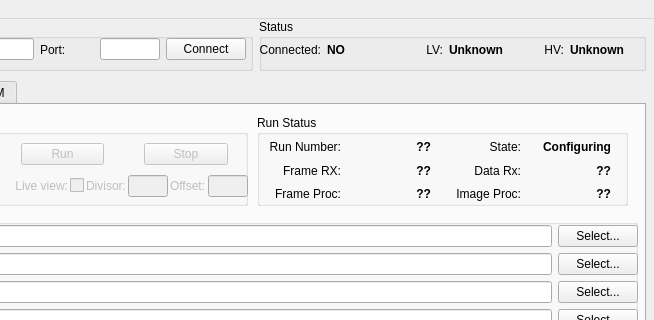
This is python/src/LpdFemGui/LpdFemGuiMainWindow.ui in stfc-aeg/lpd-detector as Qt 5 draws it before an edit; both pictures show x 145 to 799 and y 0 to 320 of the 799 by 792 pixel window. The edited form follows.
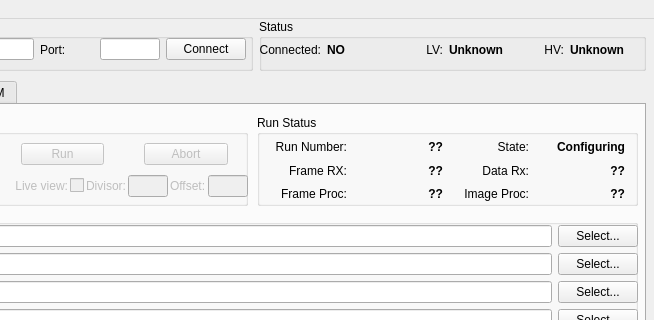
This is the edited form.

Commit message: Partial implementation of abort run mechanism

Patch:
```diff
--- a/python/src/LpdFemGui/LpdFemGuiMainWindow.ui
+++ b/python/src/LpdFemGui/LpdFemGuiMainWindow.ui
@@ -412,7 +412,7 @@
           <item row="0" column="2">
            <widget class="QPushButton" name="stopBtn">
             <property name="text">
-             <string>Stop</string>
+             <string>Abort</string>
             </property>
            </widget>
           </item>
@@ -578,7 +578,7 @@
        <rect>
         <x>390</x>
         <y>10</y>
-        <width>371</width>
+        <width>381</width>
         <height>91</height>
        </rect>
       </property>
@@ -590,7 +590,7 @@
         <rect>
          <x>0</x>
          <y>20</y>
-         <width>361</width>
+         <width>381</width>
          <height>71</height>
         </rect>
        </property>
@@ -739,7 +739,7 @@
           </property>
           <property name="maximumSize">
            <size>
-            <width>80</width>
+            <width>70</width>
             <height>16777215</height>
            </size>
           </property>
@@ -772,6 +772,12 @@
         </item>
         <item row="2" column="2">
          <widget class="QLabel" name="label_76">
+          <property name="maximumSize">
+           <size>
+            <width>70</width>
+            <height>16777215</height>
+           </size>
+          </property>
           <property name="text">
            <string>Image Proc:</string>
           </property>
@@ -830,6 +836,12 @@
         </item>
         <item row="1" column="2">
          <widget class="QLabel" name="label_75">
+          <property name="maximumSize">
+           <size>
+            <width>70</width>
+            <height>16777215</height>
+           </size>
+          </property>
           <property name="text">
            <string>Data Rx:</string>
           </property>
```
The commit also changes 9 other files.
